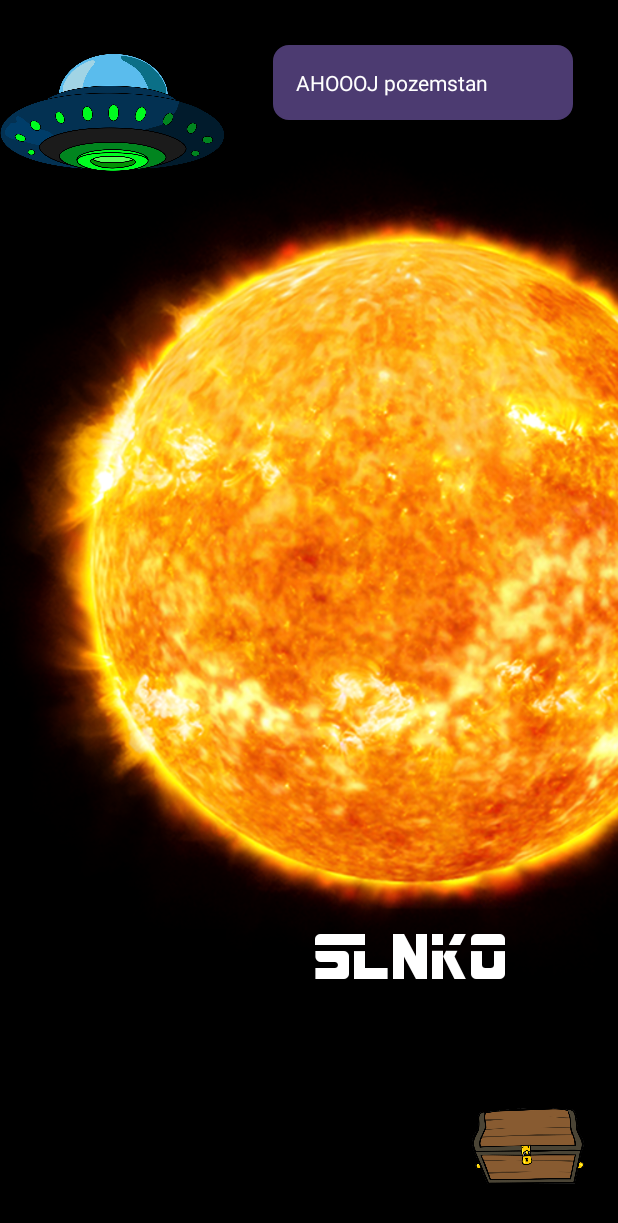
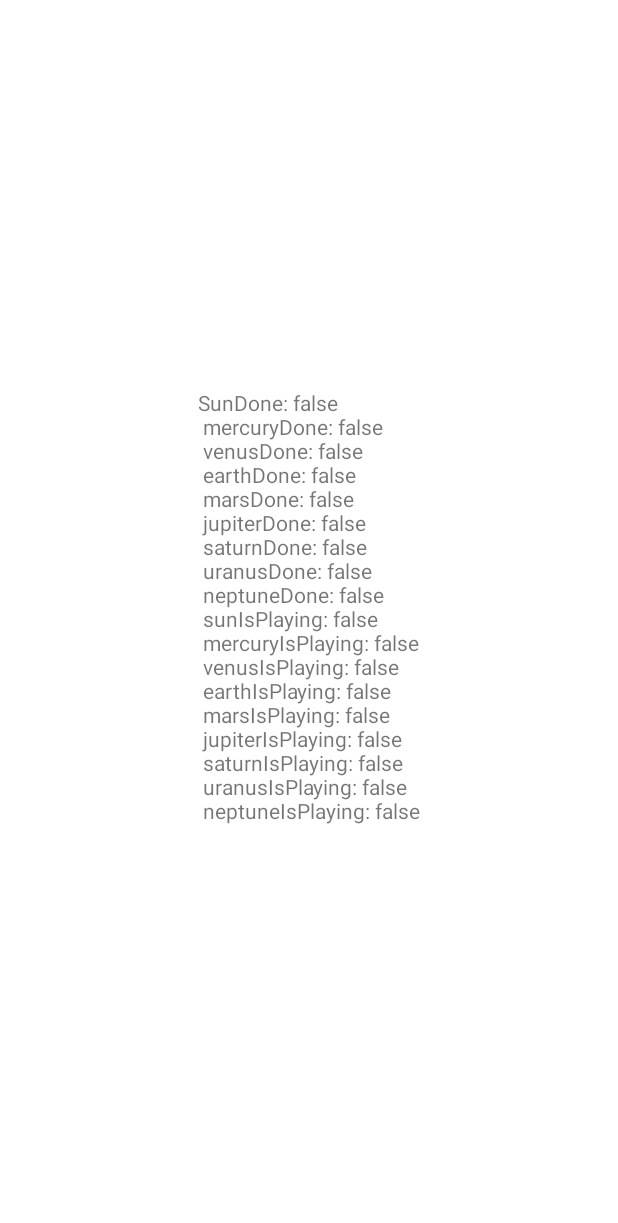
Before and after one commit to barb-b/Dobyvatel, an Android app: the MilkyWay screen opened directly, with no data from a screen before it, after a tap on an icon or button, on a phone screen of 412 x 824 dp. Shown: the top 1223 px of the screen. Run offline under Robolectric (Android 15) with nearby library versions, the phone set to English and light mode, and no system bars.

Commit message:
Fixnutie otvarania planet a fixnutie neptunu

```diff
--- a/app/src/main/java/com/example/dobyvatel/MilkyWay.kt
+++ b/app/src/main/java/com/example/dobyvatel/MilkyWay.kt
@@ -23,14 +23,13 @@ class MilkyWay : AppCompatActivity() {
 
         //        SLNKO
         binding.sun.setOnClickListener{
-
-            MilkyWayPlanets.sunIsPlaying = true
-
 //            val intent = Intent(this, ImageGame::class.java)
 ////            startActivity(intent)
 //            startActivityForResult(intent,0)
 
             if(MilkyWayPlanets.sunDone == false){
+
+                MilkyWayPlanets.sunIsPlaying = true
 
                 val intent = Intent(this, DecisionPage::class.java)
                 resultLauncher.launch(intent)
@@ -46,9 +45,8 @@ class MilkyWay : AppCompatActivity() {
         //        MERKUR
         binding.mercury.setOnClickListener{
 
-            MilkyWayPlanets.mercuryIsPlaying = true
-
-            if(MilkyWayPlanets.sunDone == true){
+            if(MilkyWayPlanets.mercuryIsPlaying){
+                MilkyWayPlanets.mercuryIsPlaying = true
                 ///TODO slnko je zvladnute takze sa ide do hry
                 val intent = Intent(this, DecisionPage::class.java)
                 resultLauncher.launch(intent)
@@ -62,9 +60,9 @@ class MilkyWay : AppCompatActivity() {
 
         //        VENUSA
         binding.venus.setOnClickListener{
-            MilkyWayPlanets.venusIsPlaying = true
 
-            if(MilkyWayPlanets.mercuryDone == true){
+            if(MilkyWayPlanets.venusIsPlaying){
+
                 ///TODO slnko je zvladnute takze sa ide do hry
                 val intent = Intent(this, DecisionPage::class.java)
                 resultLauncher.launch(intent)
@@ -78,9 +76,8 @@ class MilkyWay : AppCompatActivity() {
 
         //        ZEM
         binding.earth.setOnClickListener{
-            MilkyWayPlanets.earthIsPlaying = true
 
-            if(MilkyWayPlanets.venusDone == true){
+            if(MilkyWayPlanets.earthIsPlaying){
                 ///TODO slnko je zvladnute takze sa ide do hry
                 val intent = Intent(this, DecisionPage::class.java)
                 resultLauncher.launch(intent)
@@ -94,9 +91,8 @@ class MilkyWay : AppCompatActivity() {
 
         //        MARS
         binding.mars.setOnClickListener{
-            MilkyWayPlanets.marsIsPlaying = true
 
-            if(MilkyWayPlanets.earthDone == true){
+            if(MilkyWayPlanets.marsIsPlaying){
                 ///TODO slnko je zvladnute takze sa ide do hry
                 val intent = Intent(this, DecisionPage::class.java)
                 resultLauncher.launch(intent)
@@ -111,9 +107,9 @@ class MilkyWay : AppCompatActivity() {
 
         //        JUPITER
         binding.jupiter.setOnClickListener{
-            MilkyWayPlanets.jupiterIsPlaying = true
 
-            if(MilkyWayPlanets.marsDone == true){
+            if(MilkyWayPlanets.jupiterIsPlaying){
+
                 ///TODO slnko je zvladnute takze sa ide do hry
                 val intent = Intent(this, DecisionPage::class.java)
                 resultLauncher.launch(intent)
@@ -127,9 +123,9 @@ class MilkyWay : AppCompatActivity() {
 
         //        SATURN
         binding.saturn.setOnClickListener{
-            MilkyWayPlanets.saturnIsPlaying = true
 
-            if(MilkyWayPlanets.jupiterDone == true){
+            if(MilkyWayPlanets.saturnIsPlaying){
+
                 ///TODO slnko je zvladnute takze sa ide do hry
                 val intent = Intent(this, DecisionPage::class.java)
                 resultLauncher.launch(intent)
@@ -143,9 +139,9 @@ class MilkyWay : AppCompatActivity() {
 
         //        URAN
         binding.uranus.setOnClickListener{
-            MilkyWayPlanets.uranusIsPlaying = true
 
-            if(MilkyWayPlanets.saturnDone == true){
+            if(MilkyWayPlanets.uranusIsPlaying){
+
                 ///TODO slnko je zvladnute takze sa ide do hry
                 val intent = Intent(this, DecisionPage::class.java)
                 resultLauncher.launch(intent)
@@ -159,9 +155,9 @@ class MilkyWay : AppCompatActivity() {
 
         //        NEPTUN
         binding.neptune.setOnClickListener{
-            MilkyWayPlanets.neptuneIsPlaying = true
 
-            if(MilkyWayPlanets.uranusDone == true){
+            if(MilkyWayPlanets.neptuneIsPlaying){
+
                 ///TODO slnko je zvladnute takze sa ide do hry
                 val intent = Intent(this, DecisionPage::class.java)
                 resultLauncher.launch(intent)
@@ -178,14 +174,18 @@ class MilkyWay : AppCompatActivity() {
         binding.chest.setOnClickListener{
             //TODO presmerovanie na stranku, kde budu ulozene karticky
 
-            binding.mercury.setImageResource(R.drawable.milkyway_mercury)
-            binding.venus.setImageResource(R.drawable.milkyway_venus)
-            binding.mars.setImageResource(R.drawable.milkyway_mars)
-            binding.earth.setImageResource(R.drawable.milkyway_earth)
-            binding.jupiter.setImageResource(R.drawable.milkyway_jupiter)
-            binding.saturn.setImageResource(R.drawable.milkyway_saturn)
-            binding.neptune.setImageResource(R.drawable.milkyway_neptune)
-            binding.uranus.setImageResource(R.drawable.milkyway_uran)
+            val intent = Intent(this, Testadebug::class.java)
+            startActivity(intent)
+
+
+//            binding.mercury.setImageResource(R.drawable.milkyway_mercury)
+//            binding.venus.setImageResource(R.drawable.milkyway_venus)
+//            binding.mars.setImageResource(R.drawable.milkyway_mars)
+//            binding.earth.setImageResource(R.drawable.milkyway_earth)
+//            binding.jupiter.setImageResource(R.drawable.milkyway_jupiter)
+//            binding.saturn.setImageResource(R.drawable.milkyway_saturn)
+//            binding.neptune.setImageResource(R.drawable.milkyway_neptune)
+//            binding.uranus.setImageResource(R.drawable.milkyway_uran)
         }
     }
 
--- /dev/null
+++ b/app/src/main/java/com/example/dobyvatel/Testadebug.kt
@@ -0,0 +1,38 @@
+package com.example.dobyvatel
+
+import androidx.appcompat.app.AppCompatActivity
+import android.os.Bundle
+import com.example.dobyvatel.databinding.ActivityImageGameBinding
+import com.example.dobyvatel.databinding.ActivityTestadebugBinding
+import com.example.dobyvatel.objects.MilkyWayPlanets
+
+class Testadebug : AppCompatActivity() {
+
+    private lateinit var binding: ActivityTestadebugBinding
+
+    override fun onCreate(savedInstanceState: Bundle?) {
+        super.onCreate(savedInstanceState)
+        binding = ActivityTestadebugBinding.inflate(layoutInflater)
+        setContentView(binding.root)
+
+        binding.textView.text = "SunDone: " + MilkyWayPlanets.sunDone.toString() + "\n " +
+                "mercuryDone: " + MilkyWayPlanets.mercuryDone.toString() + "\n " +
+                "venusDone: " + MilkyWayPlanets.venusDone.toString() + "\n " +
+                "earthDone: " + MilkyWayPlanets.earthDone.toString() + "\n " +
+                "marsDone: " + MilkyWayPlanets.marsDone.toString() + "\n " +
+                "jupiterDone: " + MilkyWayPlanets.jupiterDone.toString() + "\n " +
+                "saturnDone: " + MilkyWayPlanets.saturnDone.toString() + "\n " +
+                "uranusDone: " + MilkyWayPlanets.uranusDone.toString() + "\n " +
+                "neptuneDone: " + MilkyWayPlanets.neptuneDone.toString() + "\n " +
+                "sunIsPlaying: " + MilkyWayPlanets.sunIsPlaying.toString() + "\n " +
+                "mercuryIsPlaying: " + MilkyWayPlanets.mercuryIsPlaying.toString() + "\n " +
+                "venusIsPlaying: " + MilkyWayPlanets.venusIsPlaying.toString() + "\n " +
+                "earthIsPlaying: " + MilkyWayPlanets.earthIsPlaying.toString() + "\n " +
+                "marsIsPlaying: " + MilkyWayPlanets.marsIsPlaying.toString() + "\n " +
+                "jupiterIsPlaying: " + MilkyWayPlanets.jupiterIsPlaying.toString() + "\n " +
+                "saturnIsPlaying: " + MilkyWayPlanets.saturnIsPlaying.toString() + "\n " +
+                "uranusIsPlaying: " + MilkyWayPlanets.uranusIsPlaying.toString() + "\n " +
+                "neptuneIsPlaying: " + MilkyWayPlanets.neptuneIsPlaying.toString() + "\n "
+
+    }
+}
--- a/app/src/main/res/layout/activity_milkyway_map.xml
+++ b/app/src/main/res/layout/activity_milkyway_map.xml
@@ -297,6 +297,7 @@
                 <LinearLayout
                     android:layout_width="match_parent"
                     android:layout_height="match_parent"
+                    android:orientation="vertical"
                     android:layout_marginEnd="80dp">
 
                     <ImageButton
@@ -323,7 +324,10 @@
                         android:textColor="@color/white"
                         android:textSize="20sp" />
                 </LinearLayout>
+
+
             </LinearLayout>
+
         </HorizontalScrollView>
 
         <ImageView
--- /dev/null
+++ b/app/src/main/res/layout/activity_testadebug.xml
@@ -0,0 +1,18 @@
+<?xml version="1.0" encoding="utf-8"?>
+<androidx.constraintlayout.widget.ConstraintLayout xmlns:android="http://schemas.android.com/apk/res/android"
+    xmlns:app="http://schemas.android.com/apk/res-auto"
+    xmlns:tools="http://schemas.android.com/tools"
+    android:layout_width="match_parent"
+    android:layout_height="match_parent"
+    tools:context=".Testadebug">
+
+    <TextView
+        android:id="@+id/textView"
+        android:layout_width="wrap_content"
+        android:layout_height="wrap_content"
+        android:text="TextView"
+        app:layout_constraintBottom_toBottomOf="parent"
+        app:layout_constraintEnd_toEndOf="parent"
+        app:layout_constraintStart_toStartOf="parent"
+        app:layout_constraintTop_toTopOf="parent" />
+</androidx.constraintlayout.widget.ConstraintLayout>
```
Also changed, not shown: app/src/main/AndroidManifest.xml (+7 -0 lines), app/src/main/java/com/example/dobyvatel/ImageGame.kt (+16 -8 lines), app/src/main/java/com/example/dobyvatel/objects/MilkyWayPlanets.kt (+8 -0 lines), app/src/main/res/values/strings.xml (+9 -0 lines).
